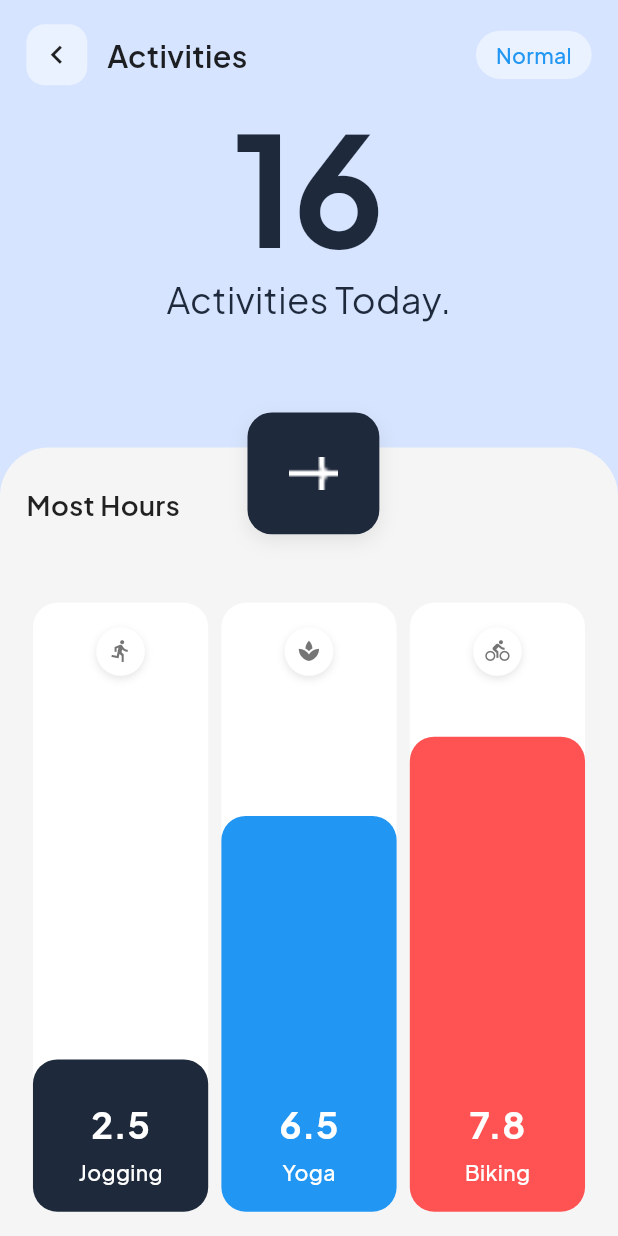
After one commit to Di-Twin/Di-Twin, a Flutter app: the ActivityToday screen opened directly, on a phone screen of 412 x 824 dp. The commit adds this screen. Run offline on Flutter 3.47's test engine with Material 3 defaults, Android fonts, the phone set to English and light mode, and no system bars; our stand-ins replace country_code_picker, dotted_border, firebase_auth, firebase_core, flutter_riverpod, flutter_screenutil and 8 more; missing offline and left inert: ditwin_country_code; accounts and stored records are empty.

Commit message:
Add ActivityToday feature and replace Continue button with CustomButton in HealthAssessmentMedication

```diff
--- /dev/null
+++ b/client/lib/features/activity/activity_today.dart
@@ -0,0 +1,282 @@
+import 'package:flutter/material.dart';
+import 'package:flutter_screenutil/flutter_screenutil.dart';
+import 'package:google_fonts/google_fonts.dart';
+import 'dart:math' show max;
+
+class ActivityToday extends StatefulWidget {
+  const ActivityToday({Key? key}) : super(key: key);
+
+  @override
+  _ActivityTodayState createState() => _ActivityTodayState();
+}
+
+class _ActivityTodayState extends State<ActivityToday> {
+  double x = 165; // Centered X position
+  double y = 275; // Positioned Y to match design
+
+  @override
+  Widget build(BuildContext context) {
+    final activityData = [
+      {'hours': '2.5', 'label': 'Jogging', 'color': const Color(0xFF1E293B), 'icon': Icons.directions_run},
+      {'hours': '6.5', 'label': 'Yoga', 'color': Colors.blue, 'icon': Icons.spa},
+      {'hours': '7.8', 'label': 'Biking', 'color': Colors.redAccent, 'icon': Icons.directions_bike},
+    ];
+
+    return Scaffold(
+      backgroundColor: const Color(0xFFD6E4FF),
+      body: SafeArea(
+        child: Stack(
+          children: [
+            Column(
+              crossAxisAlignment: CrossAxisAlignment.start,
+              children: [
+                _buildHeader(),
+                _buildActivityCount(),
+                SizedBox(height: 80.h), // Add space for the floating button
+                Expanded(child: _buildMostHoursSection(activityData)),
+              ],
+            ),
+            _buildDraggableAddButton(), // Draggable Button on top of everything
+          ],
+        ),
+      ),
+    );
+  }
+
+  Widget _buildHeader() {
+    return Padding(
+      padding: EdgeInsets.symmetric(horizontal: 16.w, vertical: 16.h),
+      child: Row(
+        children: [
+          Container(
+            decoration: BoxDecoration(
+              color: Colors.white.withOpacity(0.5),
+              borderRadius: BorderRadius.circular(12.r),
+            ),
+            padding: EdgeInsets.all(8.r),
+            child: Icon(Icons.chevron_left, color: Colors.black87, size: 24.sp),
+          ),
+          SizedBox(width: 12.w),
+          Text(
+            'Activities',
+            style: GoogleFonts.plusJakartaSans(fontSize: 20.sp, fontWeight: FontWeight.w600, color: Colors.black87),
+          ),
+          Spacer(),
+          Container(
+            padding: EdgeInsets.symmetric(horizontal: 12.w, vertical: 6.h),
+            decoration: BoxDecoration(
+              color: Colors.white.withOpacity(0.5),
+              borderRadius: BorderRadius.circular(16.r),
+            ),
+            child: Text(
+              'Normal',
+              style: GoogleFonts.plusJakartaSans(fontSize: 14.sp, fontWeight: FontWeight.w500, color: Colors.blue),
+            ),
+          ),
+        ],
+      ),
+    );
+  }
+
+  Widget _buildActivityCount() {
+
+    // dart(TODO:) need to add image as per figma
+    return Center(
+      child: Column(
+        mainAxisSize: MainAxisSize.min,
+        children: [
+          Text(
+            '16',
+            style: GoogleFonts.plusJakartaSans(
+              fontSize: 100.sp,
+              fontWeight: FontWeight.w700,
+              color: const Color(0xFF1E293B),
+              height: 1,
+            ),
+            textAlign: TextAlign.center,
+          ),
+          SizedBox(height: 8.h),
+          Text(
+            'Activities Today.',
+            style: GoogleFonts.plusJakartaSans(fontSize: 24.sp, fontWeight: FontWeight.w400, color: const Color(0xFF1E293B)),
+            textAlign: TextAlign.center,
+          ),
+        ],
+      ),
+    );
+  }
+
+ Widget _buildDraggableAddButton() {
+  return Positioned(
+    left: x,
+    top: y,
+    child: GestureDetector(
+      onPanUpdate: (details) {
+        setState(() {
+          x += details.delta.dx;
+          y += details.delta.dy;
+        });
+      },
+      child: Container(
+        width: 80.w,
+        height: 80.h,
+        decoration: BoxDecoration(
+          color: const Color(0xFF1E293B),
+          borderRadius: BorderRadius.circular(16.r),
+          boxShadow: [
+            BoxShadow(
+              color: const Color.fromARGB(255, 151, 149, 149).withOpacity(0.2),
+              blurRadius: 10,
+              offset: const Offset(0, 4),
+            ),
+          ],
+        ),
+        child: Center(
+          child: Image.asset(
+            'images/SignInAddIcon.png',
+            width: 30.w,
+            height: 30.h,
+            fit: BoxFit.contain,
+          ),
+        ),
+      ),
+    ),
+  );
+}
+
+
+  Widget _buildMostHoursSection(List<Map<String, dynamic>> activityData) {
+    return Container(
+      width: double.infinity,
+      decoration: BoxDecoration(
+        color: Colors.grey[100], // Lighter background color
+        borderRadius: BorderRadius.only(topLeft: Radius.circular(32.r), topRight: Radius.circular(32.r)),
+      ),
+      child: Column(
+        crossAxisAlignment: CrossAxisAlignment.start,
+        children: [
+          Padding(
+            padding: EdgeInsets.only(left: 16.w, top: 24.h, bottom: 12.h),
+            child: Text(
+              'Most Hours',
+              style: GoogleFonts.plusJakartaSans(fontSize: 18.sp, fontWeight: FontWeight.w600, color: Colors.black87),
+            ),
+          ),
+          Expanded(
+            child: Padding(
+              padding: EdgeInsets.symmetric(horizontal: 16.w),
+              child: Row(
+                crossAxisAlignment: CrossAxisAlignment.end,
+                children: List.generate(
+                  activityData.length,
+                  (index) => Expanded(
+                    child: Container(
+                      margin: EdgeInsets.symmetric(horizontal: 4.w),
+                      child: _buildActivityBar(
+                        hours: activityData[index]['hours'] as String,
+                        label: activityData[index]['label'] as String,
+                        color: activityData[index]['color'] as Color,
+                        icon: activityData[index]['icon'] as IconData,
+                        index: index,
+                      ),
+                    ),
+                  ),
+                ),
+              ),
+            ),
+          ),
+          SizedBox(height: 16.h),
+        ],
+      ),
+    );
+  }
+
+  Widget _buildActivityBar({
+    required String hours,
+    required String label,
+    required Color color,
+    required IconData icon,
+    required int index,
+  }) {
+    double maxHours = 10.0;
+    double heightFactor = double.parse(hours) / maxHours;
+    double maxBarHeight = 400.h;
+    double coloredBarHeight = max(80.h, maxBarHeight * heightFactor); // Add minimum height of 80.h
+
+    // Adjust colors to match design
+    if (index == 0) {
+      color = const Color(0xFF1E293B); // Dark blue for Jogging
+    } else if (index == 1) {
+      color = Colors.blue; // Blue for Yoga
+    } else if (index == 2) {
+      color = Colors.redAccent; // Red for Biking
+    }
+
+    return Container(
+      height: maxBarHeight,
+      decoration: BoxDecoration(
+        color: Colors.white,
+        borderRadius: BorderRadius.circular(16.r),
+      ),
+      child: Stack(
+        children: [
+          // Top icon
+          Positioned(
+            top: 16.h,
+            left: 0,
+            right: 0,
+            child: Container(
+              alignment: Alignment.center,
+              child: Container(
+                padding: EdgeInsets.all(8.r),
+                decoration: BoxDecoration(
+                  color: Colors.white,
+                  shape: BoxShape.circle,
+                  boxShadow: [
+                    BoxShadow(
+                      color: Colors.black.withOpacity(0.1),
+                      blurRadius: 4,
+                      offset: const Offset(0, 2),
+                    ),
+                  ],
+                ),
+                child: Icon(icon, size: 16.sp, color: Colors.grey[600]),
+              ),
+            ),
+          ),
+          // Colored bar
+          Positioned(
+            bottom: 0,
+            left: 0,
+            right: 0,
+            child: Container(
+              height: coloredBarHeight,
+              decoration: BoxDecoration(
+                color: color,
+                borderRadius: BorderRadius.circular(16.r),
+              ),
+              child: Padding(
+                padding: EdgeInsets.all(16.r),
+                child: Column(
+                  mainAxisAlignment: MainAxisAlignment.end,
+                  crossAxisAlignment: CrossAxisAlignment.center,
+                  children: [
+                    Text(
+                      hours,
+                      style: GoogleFonts.plusJakartaSans(fontSize: 24.sp, fontWeight: FontWeight.w700, color: Colors.white),
+                    ),
+                    SizedBox(height: 4.h),
+                    Text(
+                      label,
+                      style: GoogleFonts.plusJakartaSans(fontSize: 14.sp, fontWeight: FontWeight.w500, color: Colors.white),
+                    ),
+                  ],
+                ),
+              ),
+            ),
+          ),
+        ],
+      ),
+    );
+  }
+}
--- a/client/lib/features/health_assessment/health_assessment_medication.dart
+++ b/client/lib/features/health_assessment/health_assessment_medication.dart
@@ -1,3 +1,4 @@
+import 'package:client/widgets/CustomButton.dart';
 import 'package:flutter/material.dart';
 import 'package:flutter_riverpod/flutter_riverpod.dart';
 import 'package:flutter_screenutil/flutter_screenutil.dart';
@@ -245,29 +246,13 @@ class HealthAssessmentMedication extends ConsumerWidget {
                 ),
               ),
               // Continue button
-              Container(
-                margin: EdgeInsets.only(bottom: 20.h),
-                width: double.infinity,
-                height: 60.h,
-                decoration: BoxDecoration(
-                  color: Colors.blue,
-                  borderRadius: BorderRadius.circular(15.r),
-                ),
-                child: Row(
-                  mainAxisAlignment: MainAxisAlignment.center,
-                  children: [
-                    Text(
-                      'Continue',
-                      style: GoogleFonts.plusJakartaSans(
-                        color: Colors.white,
-                        fontSize: 18.sp,
-                        fontWeight: FontWeight.w600,
-                      ),
-                    ),
-                    SizedBox(width: 10.w),
-                    const Icon(Icons.add, color: Colors.white),
-                  ],
-                ),
+              SizedBox(height: 10.h),
+              CustomButton(
+                text: "Continue",
+                iconPath: 'images/SignInAddIcon.png',
+                onPressed: () {
+                  Navigator.pushNamed(context, '/activity/today');
+                },
               ),
             ],
           ),
```
Also changed, not shown: client/images/activity_today_top-img.png (added).
